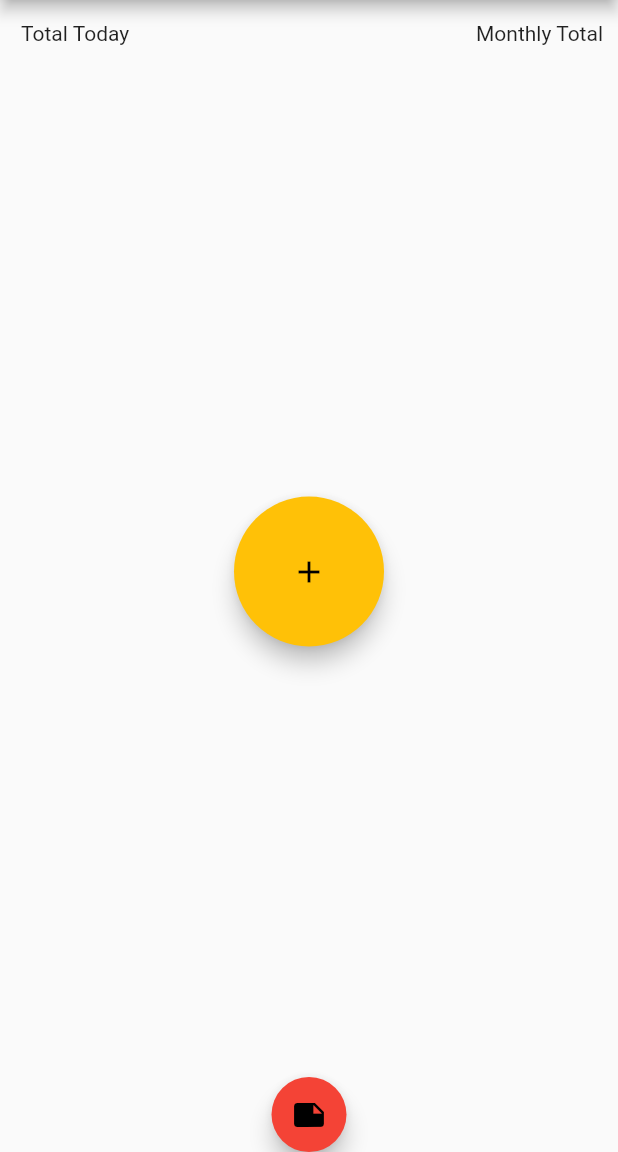
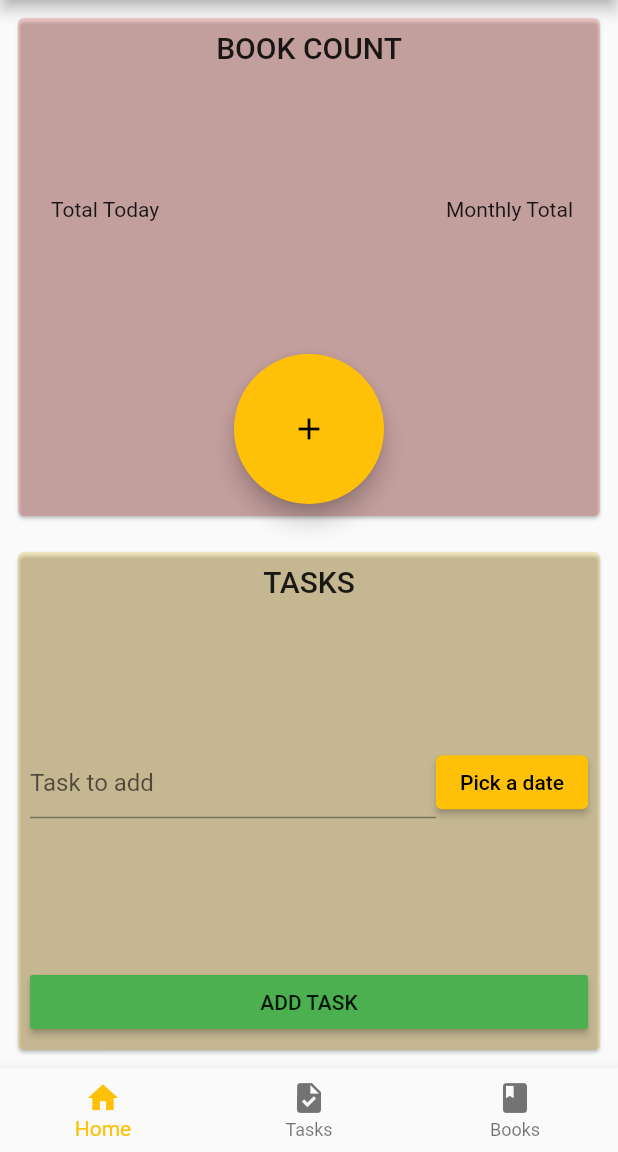
Before and after one commit to yoichiyy/ehon, a Flutter app: the screen it shows after launch, on a phone screen of 412 x 824 dp, the part 84-1236 px from its top. Run offline on Flutter 3.47's test engine with Material 2 defaults, Android fonts, the light colour scheme and no system bars; our stand-ins replace hive; accounts and stored records are empty.

Commit message:
GonçaloClass428

```diff
--- a/lib/configs/constants.dart
+++ b/lib/configs/constants.dart
@@ -1 +1,2 @@
-const String hiveBoxName = "counter";
+const String hiveCounterBoxName = "counter-box";
+const String hiveTaskBoxName = "task-box";
--- a/lib/main.dart
+++ b/lib/main.dart
@@ -1,5 +1,6 @@
 import 'package:counter/configs/constants.dart';
 import 'package:counter/models/counter_model.dart';
+import 'package:counter/models/task_model.dart';
 import 'package:counter/providers/database/database_provider.dart';
 import 'package:counter/ui/app.dart';
 import 'package:flutter/material.dart';
@@ -15,7 +16,8 @@ void main() async {
 
   Hive
     ..init(directory.path)
-    ..registerAdapter(CounterModelAdapter()); //コピーof Example
+    ..registerAdapter(CounterModelAdapter())
+    ..registerAdapter(TaskModelAdapter()); //コピーof Example
 
   // final count = await addCounter(DateTime.now());//?? await。。何を通信している？
   // debugPrint("The current count is $count");
--- /dev/null
+++ b/lib/models/task_model.dart
@@ -0,0 +1,23 @@
+import 'package:hive/hive.dart';
+
+part 'task_model.g.dart';
+
+
+// To generate new files, run:
+// ` flutter pub run build_runner build --delete-conflicting-outputs`
+@HiveType(typeId: 1)
+class TaskModel extends HiveObject {
+  TaskModel({required this.id, required this.title, required this.date});
+
+  @HiveField(0)
+  String id;
+
+  @HiveField(1)
+  String title;
+
+  @HiveField(2)
+  DateTime date;
+
+  @override
+  String toString() => "$id - ${title}";
+}
--- a/lib/ui/pages/history/history_page.dart
+++ b/lib/ui/pages/history/history_page.dart
@@ -1,6 +1,7 @@
 import 'package:counter/main.dart';
 import 'package:counter/models/counter_model.dart';
 import 'package:counter/providers/database/database_provider.dart';
+import 'package:counter/ui/widgets/bottom_navigation_bar.dart';
 import 'package:flutter/material.dart';
 
 class HistoryPage extends StatelessWidget {
@@ -11,7 +12,9 @@ class HistoryPage extends StatelessWidget {
     return Scaffold(
       appBar: AppBar(
         title: Text("History"),
+        automaticallyImplyLeading: false,
       ),
+      bottomNavigationBar: BottomBar(currentIndex: 2) ,
       body: Container(
         decoration: BoxDecoration(
           gradient: LinearGradient(
--- a/lib/ui/pages/home/home_page.dart
+++ b/lib/ui/pages/home/home_page.dart
@@ -1,6 +1,9 @@
 import 'package:counter/main.dart';
 import 'package:counter/providers/database/database_provider.dart';
 import 'package:counter/ui/navigation/navigation.dart';
+import 'package:counter/ui/pages/history/history_page.dart';
+import 'package:counter/ui/pages/task_list/task_list_page.dart';
+import 'package:counter/ui/widgets/bottom_navigation_bar.dart';
 import 'package:flutter/material.dart';
 
 class MyHomePage extends StatefulWidget {
@@ -17,10 +20,6 @@ class _MyHomePageState extends State<MyHomePage> {
   void _incrementCounter() async {
     await addCounter(DateTime.now(), _controller.text);
   } //ここで、わざわざ別の関数を呼び出すことに意味はあるのか？
-
-  void _navigateToHistory() {
-    navigateToHistory(context);
-  }
 
 //1.swipe to the "right" page (history)
 //2.左上に今月のトータル冊数
@@ -40,8 +39,34 @@ class _MyHomePageState extends State<MyHomePage> {
         title: const Text("ehon"),
       ),
       body: Column(
-        children: <Widget>[_countArea(), _buttonArea(), _navButtonArea()],
+        mainAxisSize: MainAxisSize.min,
+        children: <Widget>[
+          //_countArea(), _buttonArea(), _navButtonArea()
+          Expanded(
+            child: HomeCardWidget(
+              title: "Book Count",
+              color: Colors.red.withOpacity(0.2),
+              child: Column(
+                mainAxisSize: MainAxisSize.min,
+                children: [
+                  Expanded(child: _countArea()),
+                  Center(
+                          child: _buttonArea(),
+                        ),
+                ],
+              ),
+            ),
+          ),
+          Expanded(
+            child: HomeCardWidget(
+              title: "Tasks",
+              color: Colors.amber.withOpacity(0.2),
+              child: TaskCard(),
+            ),
+          ),
+        ],
       ),
+      bottomNavigationBar: BottomBar(currentIndex: 0) ,
     );
   }
 
@@ -87,19 +112,7 @@ class _MyHomePageState extends State<MyHomePage> {
     );
   }
 
-  Widget _navButtonArea() {
-    return SizedBox(
-      width: 50,
-      height: 50,
-      child: FloatingActionButton(
-        onPressed: _navigateToHistory,
-        heroTag: "Navigate",
-        tooltip: "Navigate",
-        backgroundColor: Colors.red,
-        child: const Icon(Icons.note),
-      ),
-    );
-  }
+
 
   // children: [
   //   SizedBox(
@@ -166,3 +179,118 @@ class _MyHomePageState extends State<MyHomePage> {
     );
   }
 }
+
+class HomeCardWidget extends StatelessWidget {
+  const HomeCardWidget(
+      {Key? key, required this.color, required this.title, required this.child})
+      : super(key: key);
+
+  final Color color;
+  final String title;
+  final Widget child;
+
+  @override
+  Widget build(BuildContext context) {
+    return Padding(
+      padding: const EdgeInsets.all(8.0),
+      child: Card(
+        color: color,
+        child: Padding(
+          padding: const EdgeInsets.all(8.0),
+          child: Column(
+            mainAxisSize: MainAxisSize.min,
+            children: [
+              Text(
+                title.toUpperCase(),
+                style: Theme.of(context).textTheme.titleLarge,
+              ),
+              Expanded(
+                child: Center(child: child),
+              ),
+            ],
+          ),
+        ),
+      ),
+    );
+  }
+}
+
+class TaskCard extends StatefulWidget {
+  const TaskCard({Key? key}) : super(key: key);
+
+  @override
+  State<TaskCard> createState() => _TaskCardState();
+}
+
+class _TaskCardState extends State<TaskCard> {
+  final TextEditingController _controller = TextEditingController();
+  DateTime? _pickedDate;
+
+  @override
+  Widget build(BuildContext context) {
+    return Column(
+      crossAxisAlignment: CrossAxisAlignment.stretch,
+      mainAxisSize: MainAxisSize.min,
+      children: [
+        Expanded(
+          child: Center(
+            child: Row(
+              children: [
+                Expanded(
+                  child: TextFormField(
+                    controller: _controller,
+                    decoration: InputDecoration(hintText: "Task to add"),
+                  ),
+                ),
+                ElevatedButton(
+                    onPressed: () async {
+                      _pickedDate = await showDatePicker(
+                        context: context,
+                        currentDate: _pickedDate,
+                        initialDate: DateTime.now(),
+                        firstDate: DateTime.now().subtract(Duration(days: 30)),
+                        lastDate: DateTime.now().add(
+                          Duration(days: 3 * 365),
+                        ),
+                      );
+                      setState(() {});
+                    },
+                    child: Text(_pickedDate == null
+                        ? "Pick a date"
+                        : "${_pickedDate!.month} - ${_pickedDate!.day}"))
+              ],
+            ),
+          ),
+        ),
+        MaterialButton(
+          color: Colors.green,
+          onPressed: () {
+            if (_pickedDate == null || _controller.text.isEmpty) {
+              showDialog(
+                context: context,
+                builder: (context) {
+                  return AlertDialog(
+                    title: Text("Oops"),
+                    content: Text("You need to add a task and a date"),
+                    actions: [
+                      TextButton(
+                        child: const Text('OK'),
+                        onPressed: () {
+                          Navigator.of(context).pop();
+                        },
+                      ),
+                    ],
+                  );
+                },
+              );
+              return;
+            }
+
+            addTask(_pickedDate!, _controller.text);
+          },
+          child: Text("ADD TASK"),
+        ),
+      ],
+    );
+  }
+}
--- /dev/null
+++ b/lib/ui/widgets/bottom_navigation_bar.dart
@@ -0,0 +1,47 @@
+import 'package:counter/ui/pages/history/history_page.dart';
+import 'package:counter/ui/pages/home/home_page.dart';
+import 'package:counter/ui/pages/task_list/task_list_page.dart';
+import 'package:flutter/material.dart';
+
+class BottomBar extends StatelessWidget {
+  const BottomBar({Key? key, required this.currentIndex}) : super(key: key);
+
+  final int currentIndex;
+
+  @override
+  Widget build(BuildContext context) {
+    return BottomNavigationBar(
+      currentIndex: currentIndex,
+      items: [
+        BottomNavigationBarItem(
+          icon: Icon(Icons.home),
+          label: "Home",
+        ),
+        BottomNavigationBarItem(
+          icon: Icon(Icons.task),
+          label: "Tasks",
+        ),
+        BottomNavigationBarItem(
+          icon: Icon(Icons.book),
+          label: "Books",
+        ),
+      ],
+      onTap: (index) {
+        if (index == 0) {
+          Navigator.of(context)
+              .push(MaterialPageRoute(builder: (context) => MyHomePage()));
+        }
+
+        if (index == 1) {
+          Navigator.of(context)
+              .push(MaterialPageRoute(builder: (context) => TaskListPage()));
+        }
+
+        if (index == 2) {
+          Navigator.of(context)
+              .push(MaterialPageRoute(builder: (context) => HistoryPage()));
+        }
+      },
+    );
+  }
+}
```
Also changed, not shown: lib/providers/database/database_provider.dart (+25 -4 lines), lib/ui/pages/task_list/task_list_page.dart (added, +156 -0 lines), lib/models/task_model.g.dart (added).
